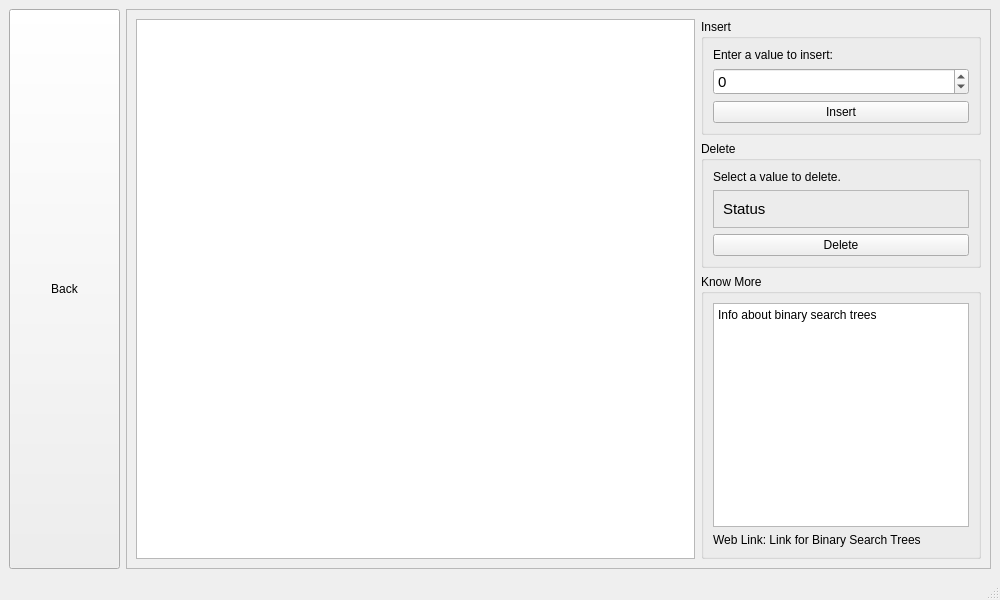
First picture: the form in binarysearchtreewindow.ui, repository priyanshagrahari/DSGUI, before the edit.
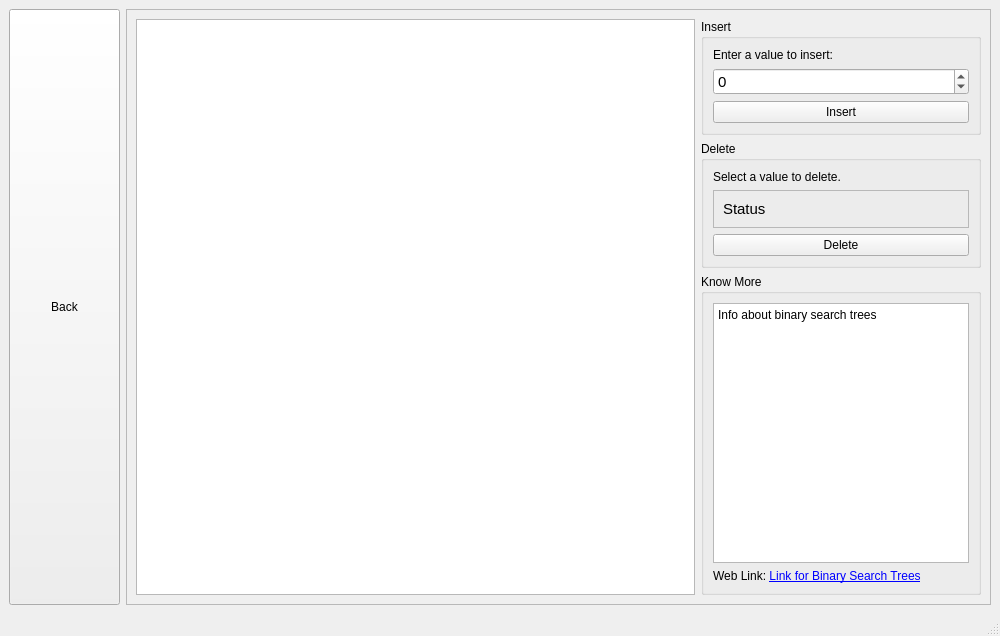
Second picture: the form after the edit.

Commit message: Link for BT Know more fro ll and stack

Patch:
```diff
--- a/binarysearchtreewindow.ui
+++ b/binarysearchtreewindow.ui
@@ -7,7 +7,7 @@
     <x>0</x>
     <y>0</y>
     <width>1000</width>
-    <height>600</height>
+    <height>636</height>
    </rect>
   </property>
   <property name="windowTitle">
@@ -201,7 +201,7 @@
             <item>
              <widget class="QLabel" name="label_8">
               <property name="text">
-               <string>Web Link: &lt;a href=&quot;replace me&quot;&gt; Link for Binary Search Trees&lt;/a&gt;</string>
+               <string>Web Link: &lt;a href=&quot;https://www.geeksforgeeks.org/binary-tree-data-structure/&quot;&gt; Link for Binary Search Trees&lt;/a&gt;</string>
               </property>
               <property name="openExternalLinks">
                <bool>true</bool>
```
Left out of the diff: 2 changed lines with no effect on the pictures. The commit also changes 2 other files.
